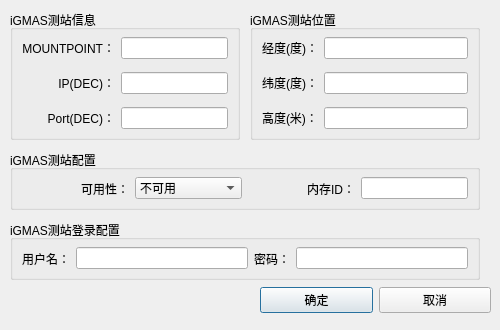
The window that widget/dialog/add_igmasstation_dialog.ui (yanghang8612/SMAMMainUI) describes before a commit, drawn with Qt 5.
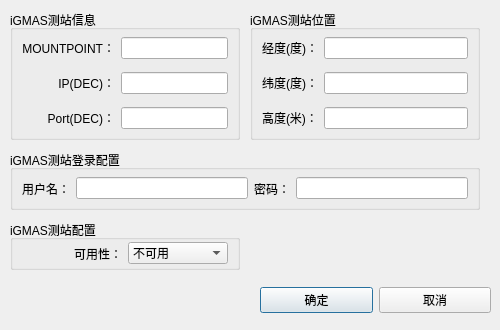
The same window after the commit.

Commit message: Main entry now is accroding to deployment parameter. Receiver and iGMAS station memID now is generated.

What changed in the file:
```diff
--- a/widget/dialog/add_igmasstation_dialog.ui
+++ b/widget/dialog/add_igmasstation_dialog.ui
@@ -169,15 +169,15 @@
    <property name="geometry">
     <rect>
      <x>10</x>
-     <y>150</y>
-     <width>470</width>
-     <height>60</height>
+     <y>220</y>
+     <width>230</width>
+     <height>50</height>
     </rect>
    </property>
    <property name="title">
     <string>iGMAS测站配置</string>
    </property>
-   <layout class="QHBoxLayout" name="horizontalLayout_2" stretch="1,1,1,1">
+   <layout class="QHBoxLayout" name="horizontalLayout_2" stretch="1,1">
     <property name="topMargin">
      <number>0</number>
     </property>
@@ -208,26 +208,13 @@
       </item>
      </widget>
     </item>
-    <item>
-     <widget class="QLabel" name="label_7">
-      <property name="text">
-       <string>内存ID：</string>
-      </property>
-      <property name="alignment">
-       <set>Qt::AlignRight|Qt::AlignTrailing|Qt::AlignVCenter</set>
-      </property>
-     </widget>
-    </item>
-    <item>
-     <widget class="QLineEdit" name="stationMemIDEdit"/>
-    </item>
    </layout>
   </widget>
   <widget class="QGroupBox" name="groupBox_3">
    <property name="geometry">
     <rect>
      <x>10</x>
-     <y>220</y>
+     <y>150</y>
      <width>470</width>
      <height>60</height>
     </rect>
```
Left out of the diff: 1 changed line with no effect on the pictures. The commit also changes 16 other files.
